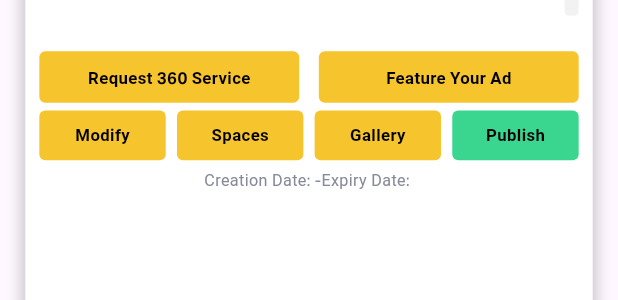
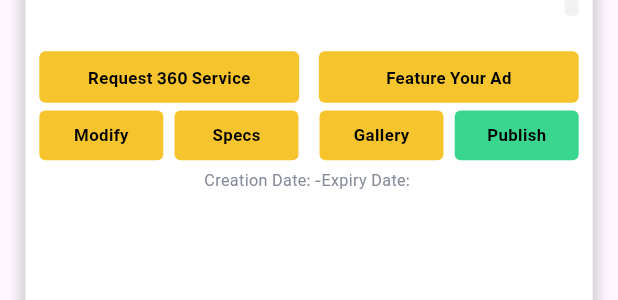
Before and after one commit to Asmaa-Elhendy/qars_spin-new-branch, a Flutter app: the MyAdCard widget shown alone on an empty page, opened directly with empty values, on a phone screen of 412 x 824 dp. Shown: the part 361-661 px from the top of the screen. Run offline on Flutter 3.47's test engine with Material 3 defaults, Android fonts, the phone set to English and light mode, and no system bars; our stand-ins replace cached_network_image, chewie, dropdown_search, equatable, flutter_colorpicker, flutter_screenutil and 5 more; missing offline and left inert: image_editor_plus, myfatoorah_flutter, panorama_viewer, video_thumbnail; network calls fail.

Commit message:
adjust design of my ad card

```diff
--- a/lib/controller/my_ads/my_ad_getx_controller.dart
+++ b/lib/controller/my_ads/my_ad_getx_controller.dart
@@ -14,6 +14,9 @@ class MyAdCleanController extends GetxController {
   var isLoadingMyAds = false.obs;
   var myAdsError = Rxn<String>();
   var myAdsResponse = Rxn<MyAdResponse>();
+
+  // Computed property for active ads count
+  int get activeAdsCount => myAds.where((ad) => ad.postStatus == 'Active').length;
 
   // Media state
   var postMedia = Rxn<PostMedia>();
--- a/lib/view/screens/my_ads/my_ads_main_screen.dart
+++ b/lib/view/screens/my_ads/my_ads_main_screen.dart
@@ -68,7 +68,7 @@ class _MyAdsMainScreenState extends State<MyAdsMainScreen> {
                       ),
                       SizedBox(height: 3),
                       Obx(() => Text(
-                        "Active Ads ${controller.myAds.length} Of ${controller.myAds.length}",
+                        "Active Ads ${controller.activeAdsCount} Of ${controller.myAds.length}",
                         style: TextStyle(
                           color: Colors.black,
                           fontFamily: 'Gilroy',
--- a/lib/view/widgets/ads/create_ad_widgets/form_fields_section.dart
+++ b/lib/view/widgets/ads/create_ad_widgets/form_fields_section.dart
@@ -299,7 +299,7 @@ class _FormFieldsSectionState extends State<FormFieldsSection> {
           fromCreateAd: true,
           controller: widget.chassisNumberController,
           label: "Chassis Number",
-          keyboardType: TextInputType.text,
+          keyboardType: TextInputType.text,//k
           cursorColor: AppColors.brandBlue,
           cursorHeight: 25.h,
         ),
--- a/lib/view/widgets/my_ads/my_ad_card.dart
+++ b/lib/view/widgets/my_ads/my_ad_card.dart
@@ -144,23 +144,63 @@ Widget MyAdCard(MyAdModel ad, BuildContext context){
         ),
         6.verticalSpace,
         Padding(
-          padding:  EdgeInsets.symmetric(horizontal: 10.w),
+          padding: EdgeInsets.symmetric(horizontal: 10.w),
           child: Row(
-              mainAxisAlignment: MainAxisAlignment.spaceBetween,
-              children: [
-                yellowButtons(title: "Modify",onTap: (){
-                  Get.to(ModifyCarAd());
-                },w: 90.w),
-                yellowButtons(title: "Spaces",onTap: (){
-                  Get.to(SpecsManagemnt());
-                },w: 90.w),
-                yellowButtons(title: "Gallery",onTap: (){
-                  Get.to(GalleryManagement(postId:ad.postId));
-                },w: 90.w,),
-                yellowButtons(title: "Publish",onTap: (){},w: 90.w,green: true),
-
-
-              ]
+            mainAxisAlignment: MainAxisAlignment.spaceBetween,
+            children: [
+              // Left side buttons (Modify, Specs)
+              Expanded(
+                child: Row(
+                  children: [
+                    Expanded(
+                      child: yellowButtons(
+                        title: "Modify",
+                        onTap: () {
+                          Get.to(ModifyCarAd());
+                        },
+                        w: double.infinity,
+                      ),
+                    ),
+                    SizedBox(width: 8.w),
+                    Expanded(
+                      child: yellowButtons(
+                        title: "Specs",
+                        onTap: () {
+                          Get.to(SpecsManagemnt());
+                        },
+                        w: double.infinity,
+                      ),
+                    ),
+                  ],
+                ),
+              ),
+              SizedBox(width: 15.w),
+              // Right side buttons (Gallery, Publish)
+              Expanded(
+                child: Row(
+                  children: [
+                    Expanded(
+                      child: yellowButtons(
+                        title: "Gallery",
+                        onTap: () {
+                          Get.to(GalleryManagement(postId: ad.postId));
+                        },
+                        w: double.infinity,
+                      ),
+                    ),
+                    SizedBox(width: 8.w),
+                    Expanded(
+                      child: yellowButtons(
+                        title: "Publish",
+                        onTap: () {},
+                        green: true,
+                        w: double.infinity,
+                      ),
+                    ),
+                  ],
+                ),
+              ),
+            ],
           ),
         ),
         6.verticalSpace,
```
